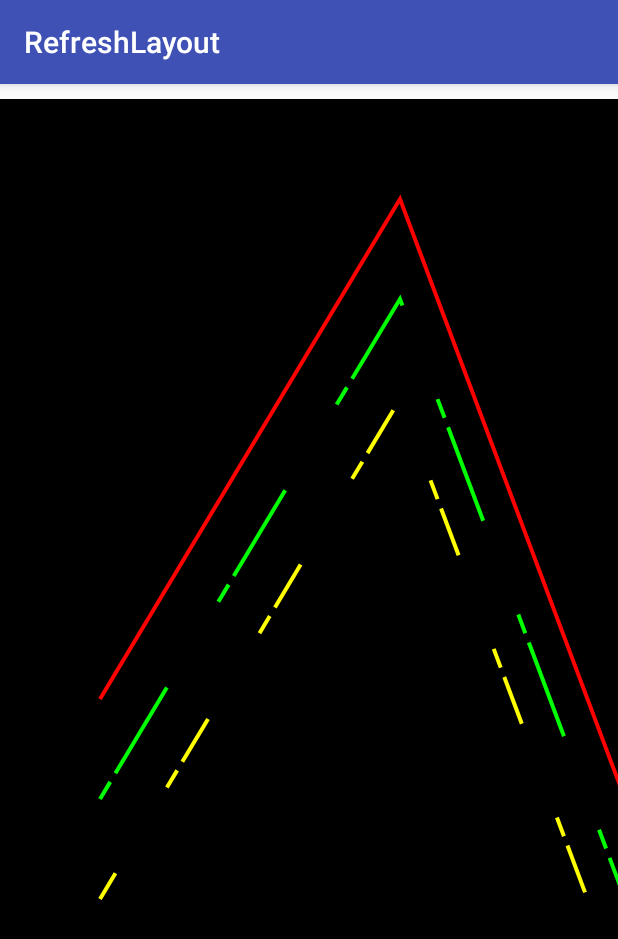
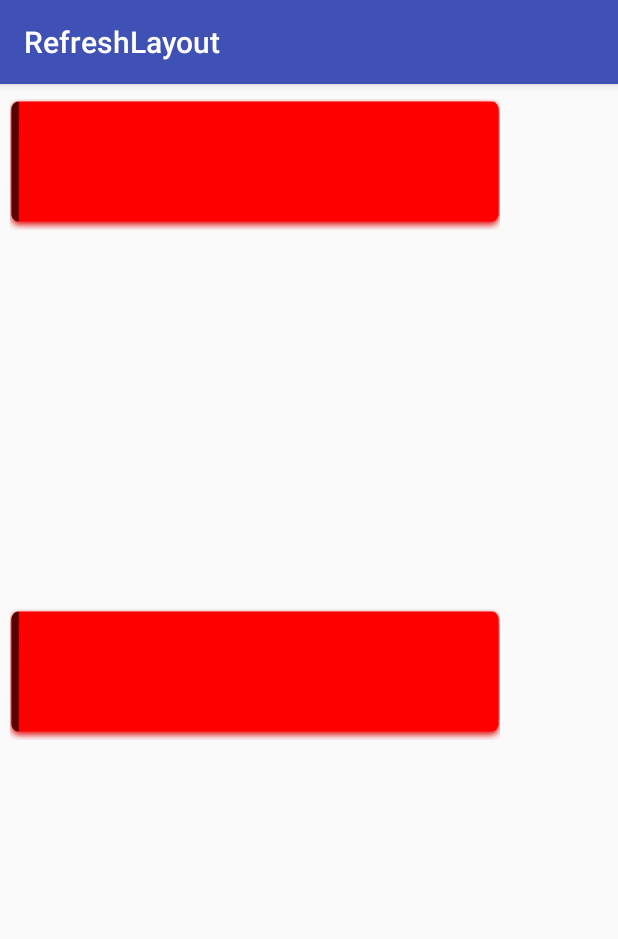
Before and after one commit to hanfengzqh/customview, an Android app: the ViewTestActivity screen opened directly, with no data from a screen before it, on a phone screen of 412 x 824 dp. Shown: the top 939 px of the screen. Run offline under Robolectric (Android 15) with nearby library versions, the phone set to English and light mode, and no system bars.

Commit message:
图片色彩矩阵增强

```diff
--- a/app/src/main/java/com/d/refreshlayout/ViewTestActivity.java
+++ b/app/src/main/java/com/d/refreshlayout/ViewTestActivity.java
@@ -14,8 +14,8 @@ public class ViewTestActivity extends AppCompatActivity {
     protected void onCreate(@Nullable Bundle savedInstanceState) {
         super.onCreate(savedInstanceState);
         setContentView(R.layout.activity_custom_view);
-        Leve5View testImage = findViewById(R.id.view_wave);
-        testImage.startAnimator();
+//        Leve5View testImage = findViewById(R.id.view_wave);
+//        testImage.startAnimator();
 
     }
 }
--- /dev/null
+++ b/app/src/main/java/com/d/refreshlayout/view/Leve6View.java
@@ -0,0 +1,113 @@
+package com.d.refreshlayout.view;
+
+import android.animation.ValueAnimator;
+import android.content.Context;
+import android.graphics.Bitmap;
+import android.graphics.BitmapFactory;
+import android.graphics.Canvas;
+import android.graphics.Color;
+import android.graphics.ColorMatrix;
+import android.graphics.ColorMatrixColorFilter;
+import android.graphics.DashPathEffect;
+import android.graphics.LightingColorFilter;
+import android.graphics.Paint;
+import android.graphics.Path;
+import android.graphics.PorterDuff;
+import android.graphics.PorterDuffColorFilter;
+import android.graphics.Rect;
+import android.support.annotation.Nullable;
+import android.util.AttributeSet;
+import android.view.View;
+import android.view.animation.LinearInterpolator;
+
+import com.d.refreshlayout.R;
+
+/**
+ * Android 色彩矩阵
+ */
+public class Leve6View extends View {
+    private Paint mPaint;
+    int diff;
+    private Bitmap bitmap;
+
+    public Leve6View(Context context) {
+        this(context, null);
+    }
+
+    public Leve6View(Context context, @Nullable AttributeSet attrs) {
+        this(context, attrs, 0);
+    }
+
+    public Leve6View(Context context, @Nullable AttributeSet attrs, int defStyleAttr) {
+        super(context, attrs, defStyleAttr);
+        setLayerType(View.LAYER_TYPE_SOFTWARE, null);
+        mPaint = new Paint();
+        mPaint.setAntiAlias(true);
+        bitmap = BitmapFactory.decodeResource(getResources(), R.mipmap.composition_mate_01);
+
+    }
+
+    @Override
+    protected void onDraw(Canvas canvas) {
+        super.onDraw(canvas);
+        //绘制原始位图
+        canvas.drawBitmap(bitmap, null, new Rect(10, 0, 500, 500 * bitmap.getHeight() / bitmap.getWidth()), mPaint);
+        canvas.translate(0, 510);
+
+        //生成色彩矩阵(生成一个只包含蓝色通道的色彩矩阵)
+//        ColorMatrix colorMatrix = new ColorMatrix(new float[]{
+//                0, 0, 0, 0, 0,//red
+//                0, 0, 0, 0, 0,//green
+//                0, 0, 1, 0, 0,//blue
+//                0, 0, 0, 0, 0,//alpha
+//
+//        });
+
+//        ColorMatrix colorMatrix = new ColorMatrix(new float[]{
+//                1, 0, 0, 0, 0,//red
+//                0, 1, 0, 0, 100,//green 色彩平移除了增加指定颜色饱和度以外，另一个应用就是色彩反转
+//                0, 0, 1, 0, 0,//blue
+//                0, 0, 0, 1, 0,//alpha
+//
+//        });
+
+        /*ColorMatrix colorMatrix = new ColorMatrix(new float[]{
+                -1, 0, 0, 0, 255,//red
+                0, -1, 0, 0, 255,//green 色彩平移除了增加指定颜色饱和度以外，另一个应用就是色彩反转
+                0, 0, -1, 0, 255,//blue
+                0, 0, 0, 1, 0,//alpha
+
+        });*/
+
+        //色彩反转--两个颜色反转
+//        ColorMatrix colorMatrix = new ColorMatrix(new float[]{
+//                1, 0, 0, 0, 0,//red
+//                0, 0, 1, 0, 0,//green 色彩平移除了增加指定颜色饱和度以外，另一个应用就是色彩反转
+//                0, 1, 0, 0, 0,//blue
+//                0, 0, 0, 1, 0,//alpha
+//
+//        });
+
+        //变旧照片
+//        ColorMatrix colorMatrix = new ColorMatrix(new float[]{
+//                1 / 2f, 1 / 2f, 1 / 2f, 0, 0,//red
+//                1 / 3f, 1 / 3f, 1 / 3f, 0, 0,//green 色彩平移除了增加指定颜色饱和度以外，另一个应用就是色彩反转
+//                1 / 4f, 1 / 4f, 1 / 4f, 0, 0,//blue
+//                0, 0, 0, 1, 0,//alpha
+//
+//        });
+        //LightingColorFilter--过滤颜色和增强颜色的函数
+        /**
+         * 当对应的颜色值取0时，就不会将对应的颜色显示出来
+         * 将要显示出来的颜色 mul 设置为ff,即255时,对原始颜色不会产生任何影响
+         */
+        mPaint.setColorFilter(new LightingColorFilter(0xff0000, 0x000000));
+
+        //PorterDuffColorFilter图像混合滤镜
+//        mPaint.setColorFilter(new PorterDuffColorFilter(Color.BLUE, PorterDuff.Mode.ADD));
+
+//        mPaint.setColorFilter(new ColorMatrixColorFilter(colorMatrix));
+        canvas.drawBitmap(bitmap, null, new Rect(10, 0, 500, 500 * bitmap.getHeight() / bitmap.getWidth()), mPaint);
+
+    }
+}
--- a/app/src/main/res/layout/activity_custom_view.xml
+++ b/app/src/main/res/layout/activity_custom_view.xml
@@ -29,7 +29,13 @@
         android:layout_height="wrap_content"
         android:layout_marginTop="10dp" />-->
 
-    <com.d.refreshlayout.view.Leve5View
+    <!--<com.d.refreshlayout.view.Leve5View
+        android:id="@+id/view_wave"
+        android:layout_width="wrap_content"
+        android:layout_height="wrap_content"
+        android:layout_marginTop="10dp" />-->
+
+    <com.d.refreshlayout.view.Leve6View
         android:id="@+id/view_wave"
         android:layout_width="wrap_content"
         android:layout_height="wrap_content"
```
Also changed, not shown: app/src/main/res/mipmap-hdpi/skin_passport_login.png (added), app/src/main/res/mipmap-xhdpi/classical_article_exercise_blue_circle.png (added), app/src/main/res/mipmap-xhdpi/composition_mate_01.png (added), app/src/main/res/mipmap-xxhdpi/chinese_composition.png (added).
